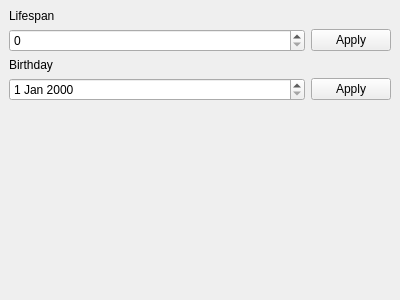
First picture: the form in Ui_ModuleSettingPage.ui, repository Holence/LifeTimeline, before the edit.
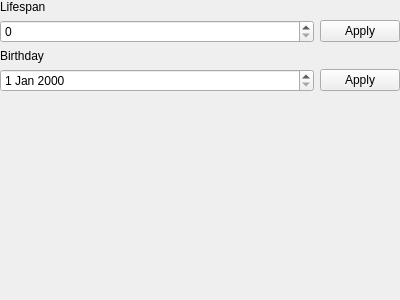
Second picture: the form after the edit.

```diff
--- a/Ui_ModuleSettingPage.ui
+++ b/Ui_ModuleSettingPage.ui
@@ -15,6 +15,18 @@
   </property>
   <widget class="QWidget" name="page">
    <layout class="QGridLayout" name="gridLayout">
+    <property name="leftMargin">
+     <number>0</number>
+    </property>
+    <property name="topMargin">
+     <number>0</number>
+    </property>
+    <property name="rightMargin">
+     <number>0</number>
+    </property>
+    <property name="bottomMargin">
+     <number>0</number>
+    </property>
     <item row="0" column="0">
      <widget class="QLabel" name="label_lifesapn">
       <property name="text">
```
